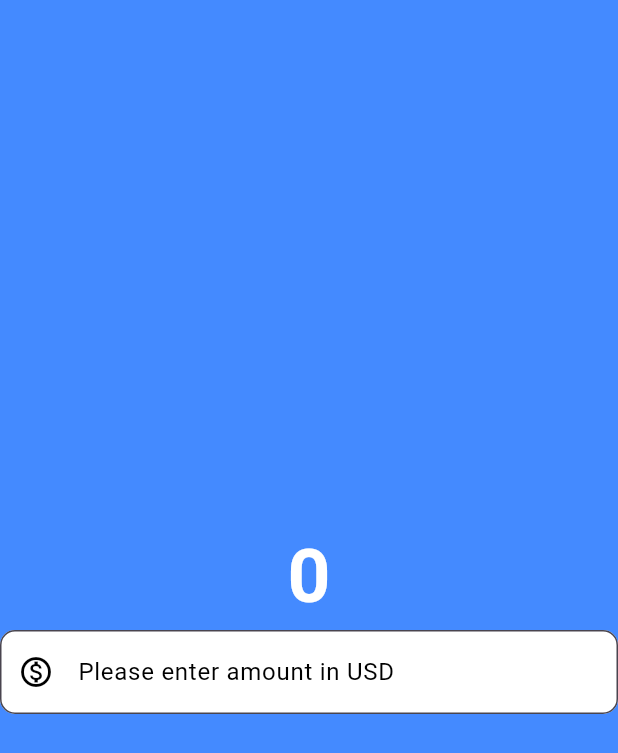
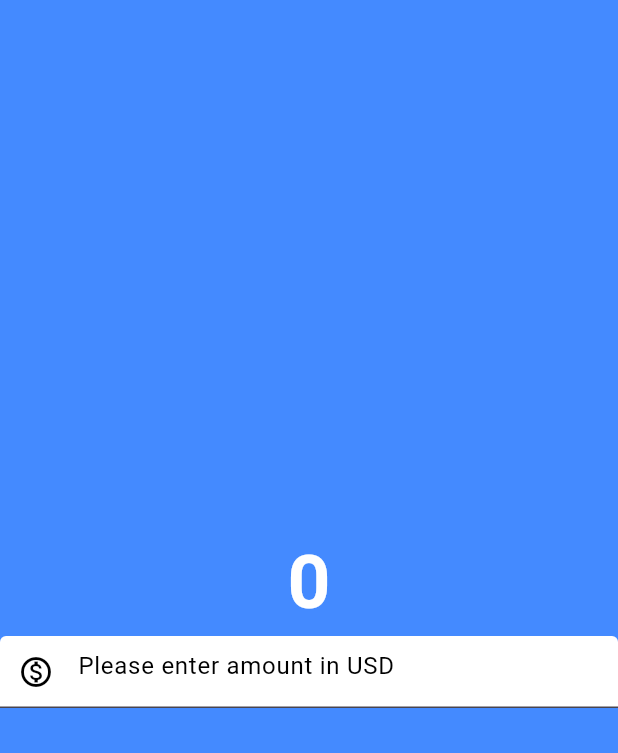
Before and after one commit to Shaun-Titus/currency_converter, a Flutter app: the screen it shows after launch, on a phone screen of 412 x 824 dp. Shown: the top 753 px of the screen. Run offline on Flutter 3.47's test engine with Material 3 defaults, Android fonts, the phone set to English and light mode, and no system bars.

Commit message:
Revert "yaya"
This reverts commit 166571a3a3ac851e2f9f769f2b4de8dceb17c425.

```diff
--- a/lib/currency_converter_material_page.dart
+++ b/lib/currency_converter_material_page.dart
@@ -19,13 +19,6 @@ class CurrencyConverterMaterialPage extends StatelessWidget {
               ),
               TextField(
                 decoration: InputDecoration(
-                  border: OutlineInputBorder(
-                    borderRadius: BorderRadius.all(Radius.circular(10)),
-                    borderSide: BorderSide(
-                      color: Colors.white,
-                      width: 2, // Adjust the width of the border
-                    ),
-                  ),
                   hintText: "Please enter amount in USD",
                   hintStyle: TextStyle(
                     color: Colors.black,
@@ -37,6 +30,7 @@ class CurrencyConverterMaterialPage extends StatelessWidget {
                   focusedBorder: OutlineInputBorder(
                     borderSide: BorderSide(
                       color: Colors.white,
+                      width: 2.0,
                     ),
                   ),
                  ),
```
